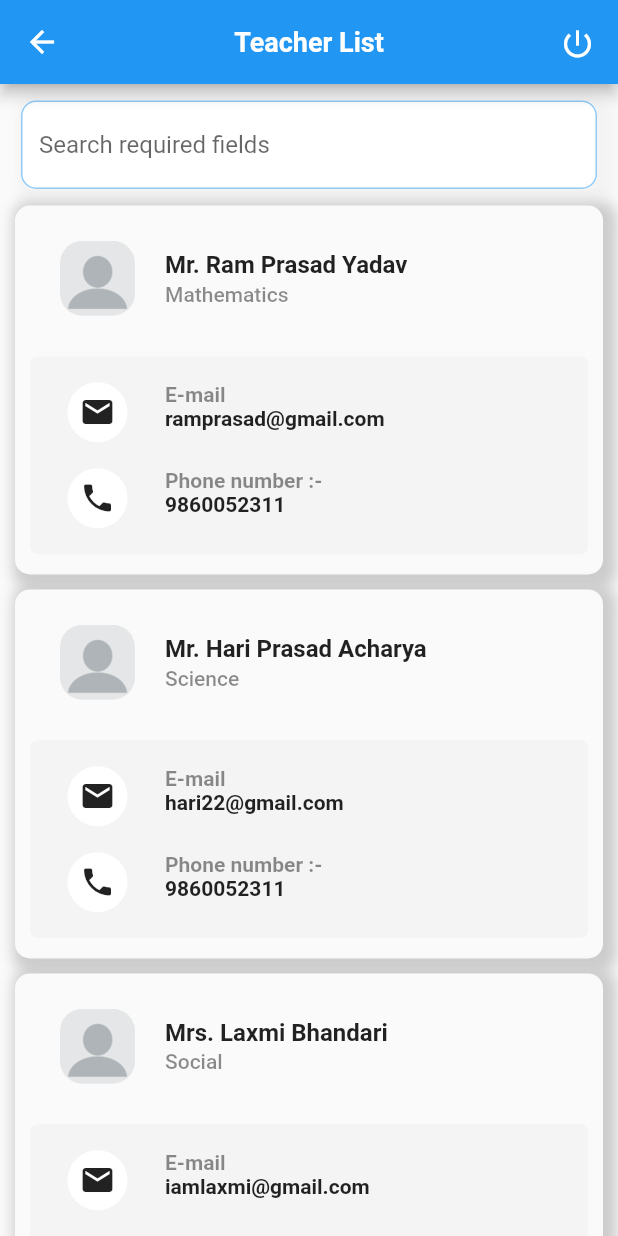
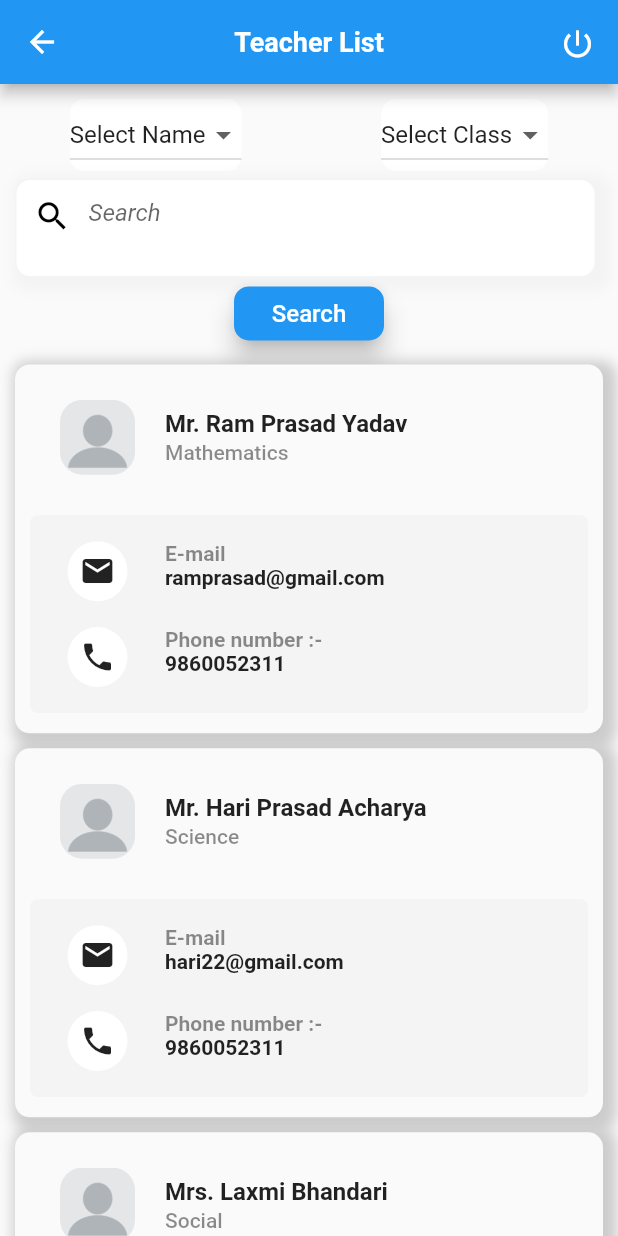
Before and after one commit to kalind7/Excel_public_school, a Flutter app: the TeacherLists screen opened by its route, on a phone screen of 412 x 824 dp. Run offline on Flutter 3.47's test engine with Material 2 defaults, Android fonts, the phone set to English and light mode, and no system bars; drawn by our look-alikes of searchfield; our stand-ins replace fluttertoast, form_field_validator, get, hexcolor, pie_chart, shared_preferences and 1 more; missing offline and left inert: nepali_date_picker; accounts and stored records are empty; network calls fail; Roboto replaces fonts that are missing (MontserratAlternates); project files that could hold a hidden picture were left out.

Commit message:
drop down done and library page

```diff
--- /dev/null
+++ b/lib/controller/select_list_controller.dart
@@ -0,0 +1,7 @@
+import 'package:get/get.dart';
+
+class SelectedListController extends GetxController{
+  var _selectedList = List<String>.empty(growable: true).obs ;
+  getSelectedList() => _selectedList;
+  setSelectedList(List<String> list) => _selectedList.value = list;
+}
--- /dev/null
+++ b/lib/models/library_books.dart
@@ -0,0 +1,6 @@
+class Books {
+  final String image;
+  final String name;
+
+  Books({required this.image, required this.name});
+}
--- a/lib/ui_pages/function_dashboard.dart
+++ b/lib/ui_pages/function_dashboard.dart
@@ -3,6 +3,7 @@ import 'package:get/get.dart';
 import 'package:new_project_work/controller/grid_view_controller.dart';
 import 'package:new_project_work/models/gird_view_list.dart';
 import 'package:new_project_work/ui_pages/fees.dart';
+import 'package:new_project_work/ui_pages/library.dart';
 import 'package:new_project_work/widgets/admin_bio.dart';
 import 'package:new_project_work/ui_pages/calendar.dart';
 import 'package:new_project_work/widgets/logout_popup.dart';
@@ -166,6 +167,7 @@ class _FunctionsState extends State<Functions> {
         icon: Icons.library_books,
         onpress: () {
           print('anything');
+          Navigator.push(context, MaterialPageRoute(builder: (context) => Library()));
         },
       ),
       Model(
@@ -303,6 +305,7 @@ class _FunctionsState extends State<Functions> {
                 text: 'Library',
                 icon: Icons.library_books_sharp,
                 onpress: () {
+                  Navigator.push(context, MaterialPageRoute(builder: (context) => Library()));
                   // Get.toNamed('/login');
                 },
               ),
--- a/lib/ui_pages/list_of_teacher.dart
+++ b/lib/ui_pages/list_of_teacher.dart
@@ -1,19 +1,13 @@
 import 'package:flutter/material.dart';
-
-// import 'package:get/get.dart';
+import 'package:get/get.dart';
 import 'package:hexcolor/hexcolor.dart';
-
-// import 'package:new_project_work/controller/student_controller.dart';
-import 'package:new_project_work/models/teacher_list.dart';
+import 'package:new_project_work/controller/student_controller.dart';
 import 'package:new_project_work/widgets/admin_bio.dart';
-import 'package:new_project_work/widgets/drop_down.dart';
-// import 'package:new_project_work/widgets/filter_list.dart';
-
-// import 'package:new_project_work/widgets/drop_down.dart';
 import 'package:new_project_work/widgets/logout_popup.dart';
-// import 'package:new_project_work/widgets/text_field.dart';
+import 'package:new_project_work/widgets/single_drop_down_class.dart';
+import 'package:new_project_work/widgets/single_drop_down_name.dart';
+import 'package:new_project_work/widgets/text_field.dart';
 import 'package:url_launcher/url_launcher.dart';
-
 
 class TeacherLists extends StatefulWidget {
   const TeacherLists({Key? key}) : super(key: key);
@@ -23,28 +17,7 @@ class TeacherLists extends StatefulWidget {
 }
 
 class _TeacherListsState extends State<TeacherLists> {
-
-  late final List<TeacherDetails>? selectedUserList;
-
-
-  // void openFilterDialog() async {
-  //   await FilterListDialog.display<TeacherDetails>(
-  //     context,
-  //     listData: teacherList,
-  //     selectedListData: selectedUserList,
-  //     choiceChipLabel: (user) => user!.name,
-  //     validateSelectedItem: (list, val) => list!.contains(val),
-  //     onItemSearch: (user, query) {
-  //       return user.name.toLowerCase().contains(query.toLowerCase());
-  //     },
-  //     onApplyButtonClick: (list) {
-  //       setState(() {
-  //         selectedUserList = List.from(list!);
-  //       });
-  //       Navigator.pop(context);
-  //     },
-  //   );
-  // }
+  final teacherController = Get.put(StudentController());
 
   void _launchCaller(int number) async {
     var url = "tel:${number.toString()}";
@@ -63,45 +36,6 @@ class _TeacherListsState extends State<TeacherLists> {
       throw "Could not send email";
     }
   }
-
-  List<TeacherDetails> teacherList = [
-    TeacherDetails(
-        name: 'Mr. Ram Prasad Yadav',
-        degree: 'Mathematics ',
-        email: 'ramprasad@gmail.com',
-        image: 'images/profile.png',
-        number: '9860052311'),
-    TeacherDetails(
-        name: 'Mr. Hari Prasad Acharya',
-        degree: 'Science',
-        email: 'hari22@gmail.com',
-        image: 'images/profile.png',
-        number: '9860052323'),
-    TeacherDetails(
-        name: 'Mrs. Laxmi Bhandari',
-        degree: 'Social',
-        email: 'iamlaxmi@gmail.com',
-        image: 'images/profile.png',
-        number: '9860052445'),
-    TeacherDetails(
-        name: 'Mr. Kamal Khatri',
-        degree: 'Computer Science',
-        email: 'kk18@gmail.com',
-        image: 'images/profile.png',
-        number: '9860056454'),
-    TeacherDetails(
-        name: 'Mr. Kalind Koirala',
-        degree: 'Optional Mathematics',
-        email: 'kk17@gmail.com',
-        image: 'images/profile.png',
-        number: '98600323232'),
-    TeacherDetails(
-        name: 'Mrs. Shanta Banjade',
-        degree: 'Nepali',
-        email: 'sb45@gmail.com',
-        image: 'images/profile.png',
-        number: '98600532312'),
-  ];
 
   @override
   Widget build(BuildContext context) {
@@ -142,20 +76,46 @@ class _TeacherListsState extends State<TeacherLists> {
       ),
       body: ListView(
         children: [
-          SizedBox(height: 10.0),
+          Row(
+            mainAxisAlignment: MainAxisAlignment.spaceAround,
+            children: [SingleDropDownName(), SingleDropDownClass()],
+          ),
+          NewTextField(
+            text: 'Search ',
+          ),
 
-                DropDown(),
+          Center(
+            child: SizedBox(
+              width: 100.0,
+              child: ElevatedButton(
+                onPressed: () {},
+                style: ElevatedButton.styleFrom(
+                    primary: Colors.blue,
+                    elevation: 7,
+                    shape: RoundedRectangleBorder(
+                        borderRadius: BorderRadius.circular(10)),
+                    padding: EdgeInsets.all(5)),
+                child: Text(
+                  'Search',
+                  style: TextStyle(color: Colors.white, fontSize: 16),
+                ),
+              ),
+            ),
+          ),
+
 
           Column(
             children: [
-              ListView.builder(
+              GetX<StudentController>(builder: (controller) {
+                return ListView.builder(
                     physics: ClampingScrollPhysics(),
                     shrinkWrap: true,
                     scrollDirection: Axis.vertical,
-                  itemCount: teacherList.length,
+                    itemCount: controller.teacherList.length,
                     itemBuilder: (context, index) {
                       return Container(
-                      margin: EdgeInsets.only(top: 10.0, left: 10.0, right: 10.0),
+                        margin:
+                            EdgeInsets.only(top: 10.0, left: 10.0, right: 10.0),
                         padding: EdgeInsets.only(top: 10.0, left: 10.0),
                         height: MediaQuery.of(context).size.height / 3.35,
                         decoration: BoxDecoration(
@@ -201,7 +161,7 @@ class _TeacherListsState extends State<TeacherLists> {
                                       width: 50,
                                       fit: BoxFit.cover,
                                       image: AssetImage(
-                                        '${teacherList[index].image}'),
+                                          '${controller.teacherList[index].image}'),
                                     ),
                                   ),
                                 ),
@@ -210,14 +170,14 @@ class _TeacherListsState extends State<TeacherLists> {
                                   crossAxisAlignment: CrossAxisAlignment.start,
                                   children: [
 // SizedBox(height: 15.0),
-                                  Text(teacherList[index].name,
+                                    Text(controller.teacherList[index].name,
                                         style: TextStyle(
                                             fontSize: 16.0,
                                             fontWeight: FontWeight.w600,
                                             fontFamily: 'MontserratAlternates',
                                             color: Colors.black87)),
                                     SizedBox(height: 2.0),
-                                  Text(teacherList[index].degree,
+                                    Text(controller.teacherList[index].degree,
                                         style: TextStyle(
                                             fontSize: 14.0,
                                             fontWeight: FontWeight.w500,
@@ -228,8 +188,8 @@ class _TeacherListsState extends State<TeacherLists> {
                               ],
                             ),
                             Container(
-                            margin: EdgeInsets.only( right: 10.0),
-                            padding: EdgeInsets.only( left: 5.0),
+                              margin: EdgeInsets.only(right: 10.0),
+                              padding: EdgeInsets.only(left: 5.0),
                               height: MediaQuery.of(context).size.height * 0.16,
                               width: MediaQuery.of(context).size.width,
                               decoration: BoxDecoration(
@@ -237,17 +197,20 @@ class _TeacherListsState extends State<TeacherLists> {
                                 color: HexColor('#F4F4F4'),
                               ),
                               child: Column(
-                              mainAxisAlignment: MainAxisAlignment.spaceEvenly,
+                                mainAxisAlignment:
+                                    MainAxisAlignment.spaceEvenly,
                                 children: [
                                   Row(
-                                  crossAxisAlignment: CrossAxisAlignment.start,
+                                    crossAxisAlignment:
+                                        CrossAxisAlignment.start,
                                     children: [
                                       SizedBox(
                                         width: 20.0,
                                       ),
                                       GestureDetector(
                                         onTap: () {
-                                        _launchEmail(teacherList[index].email);
+                                          _launchEmail(controller
+                                              .teacherList[index].email);
                                         },
                                         child: CircleAvatar(
                                           backgroundColor: Colors.white,
@@ -270,21 +233,25 @@ class _TeacherListsState extends State<TeacherLists> {
                                                     color: Colors.black45,
                                                     fontFamily:
                                                         'MontserratAlternates',
-                                                  fontWeight: FontWeight.w600)),
-                                          Text('${teacherList[index].email}',
+                                                    fontWeight:
+                                                        FontWeight.w600)),
+                                            Text(
+                                                '${controller.teacherList[index].email}',
                                                 style: TextStyle(
                                                     fontSize: 14.0,
                                                     color: Colors.black87,
                                                     fontFamily:
                                                         'MontserratAlternates',
-                                                  fontWeight: FontWeight.w600)),
+                                                    fontWeight:
+                                                        FontWeight.w600)),
                                           ],
                                         ),
                                       ),
                                     ],
                                   ),
                                   Row(
-                                  crossAxisAlignment: CrossAxisAlignment.start,
+                                    crossAxisAlignment:
+                                        CrossAxisAlignment.start,
                                     children: [
                                       SizedBox(
                                         width: 20.0,
@@ -314,14 +281,16 @@ class _TeacherListsState extends State<TeacherLists> {
                                                     color: Colors.black45,
                                                     fontFamily:
                                                         'MontserratAlternates',
-                                                  fontWeight: FontWeight.w600)),
+                                                    fontWeight:
+                                                        FontWeight.w600)),
                                             Text('9860052311',
                                                 style: TextStyle(
                                                     fontSize: 14.0,
                                                     color: Colors.black87,
                                                     fontFamily:
                                                         'MontserratAlternates',
-                                                  fontWeight: FontWeight.w600)),
+                                                    fontWeight:
+                                                        FontWeight.w600)),
                                           ],
                                         ),
                                       ),
@@ -333,6 +302,7 @@ class _TeacherListsState extends State<TeacherLists> {
                           ],
                         ),
                       );
+                    });
               }),
             ],
           ),
--- /dev/null
+++ b/lib/widgets/single_drop_down_class.dart
@@ -0,0 +1,59 @@
+import 'package:flutter/material.dart';
+
+class SingleDropDownClass extends StatefulWidget {
+  const SingleDropDownClass({Key? key}) : super(key: key);
+
+  @override
+  _SingleDropDownClassState createState() => _SingleDropDownClassState();
+}
+
+class _SingleDropDownClassState extends State<SingleDropDownClass> {
+
+
+  int _value = 1;
+
+  @override
+  Widget build(BuildContext context) {
+    return  Container(
+      margin: EdgeInsets.only( top: 10.0, bottom: 5.0),
+      decoration: BoxDecoration(
+        borderRadius: BorderRadius.circular(10.0),
+        color: Colors.white,
+      ),
+      child: DropdownButton(
+        focusColor: Colors.white,
+        dropdownColor: Colors.white,
+        style: TextStyle(fontSize: 16.0, color: Colors.black87, fontFamily: 'MontserratAlternates'),
+        value: _value,
+        items: [
+          DropdownMenuItem(
+            child: Text('Select Class'),
+            value: 1,
+          ),
+          DropdownMenuItem(
+            child: Text('Class 1'),
+            value: 2,
+          ),
+          DropdownMenuItem(
+            child: Text('Class 2'),
+            value: 3,
+          ),
+          DropdownMenuItem(
+            child: Text('Class 3'),
+            value: 4,
+          ),
+          DropdownMenuItem(
+            child: Text('Class 4'),
+            value: 5,
+          ),
+        ],
+        onChanged: (int? value){
+          setState(() {
+            _value = value!;
+          });
+        },
+      ),
+    );
+
+  }
+}
--- /dev/null
+++ b/lib/widgets/single_drop_down_name.dart
@@ -0,0 +1,60 @@
+import 'package:flutter/material.dart';
+
+class SingleDropDownName extends StatefulWidget {
+  const SingleDropDownName({Key? key}) : super(key: key);
+
+  @override
+  _SingleDropDownNameState createState() => _SingleDropDownNameState();
+}
+
+class _SingleDropDownNameState extends State<SingleDropDownName> {
+
+
+  int _value = 1;
+
+  @override
+  Widget build(BuildContext context) {
+    return  Container(
+            margin: EdgeInsets.only( top: 10.0, bottom: 5.0),
+            decoration: BoxDecoration(
+              borderRadius: BorderRadius.circular(10.0),
+              color: Colors.white,
+            ),
+            child: DropdownButton(
+              focusColor: Colors.white,
+              dropdownColor: Colors.white,
+              style: TextStyle(fontSize: 16.0, color: Colors.black87, fontFamily: 'MontserratAlternates'),
+              value: _value,
+              items: [
+                DropdownMenuItem(
+                  child: Text('Select Name'),
+                  value: 1,
+                ),
+                DropdownMenuItem(
+                  child: Text('Name 1'),
+                  value: 2,
+                ),
+                DropdownMenuItem(
+                  child: Text('Name 2'),
+                  value: 3,
+                ),
+                DropdownMenuItem(
+                  child: Text('Name 3'),
+                  value: 4,
+                ),
+                DropdownMenuItem(
+                  child: Text('Name 4'),
+                  value: 5,
+                ),
+              ],
+              onChanged: (int? value){
+                setState(() {
+                  _value = value!;
+                });
+              },
+              hint: Text("Select Name"),
+            ),
+          );
+
+  }
+}
--- a/lib/widgets/text_field.dart
+++ b/lib/widgets/text_field.dart
@@ -9,12 +9,12 @@ class NewTextField extends StatelessWidget {
   @override
   Widget build(BuildContext context) {
     return Padding(
-      padding: const EdgeInsets.only(left: 5.0, right: 5.0),
+      padding: const EdgeInsets.only(left: 10.0, right: 5.0),
       child: Row(
         mainAxisAlignment: MainAxisAlignment.spaceBetween,
         children: [
           Container(
-            height: MediaQuery.of(context).size.height * 0.06,
+            height: MediaQuery.of(context).size.height * 0.08,
             width: MediaQuery.of(context).size.width * 0.94,
             decoration: BoxDecoration(
                 color: Colors.white,
--- a/pubspec.yaml
+++ b/pubspec.yaml
@@ -46,8 +46,8 @@ dependencies:
   shared_preferences: ^2.0.12
   url_launcher: ^6.0.18
   pie_chart: ^5.1.0
-  find_dropdown: ^1.0.0
   searchfield: ^0.5.6
+  filter_list: ^1.0.1
 
 
 dev_dependencies:
```
Also changed, not shown: lib/main.dart (+6 -2 lines), lib/ui_pages/code_page.dart (+4 -5 lines), lib/ui_pages/library.dart (added, +186 -0 lines), lib/ui_pages/list_of_students.dart (+27 -5 lines), lib/widgets/filter_list.dart (+117 -72 lines), images/book2.jpg (added), images/book3.jpg (added), images/book4.jpg (added), images/book5.webp (added), images/book6.jpg (added), pubspec.lock. Lines whose indentation alone changed are shown as unchanged.
